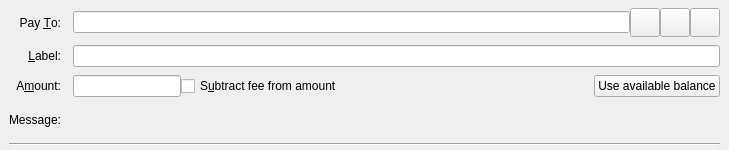
Bitcoin-ABC/bitcoin-abc, file src/qt/forms/sendcoinsentry.ui: the form before one commit.
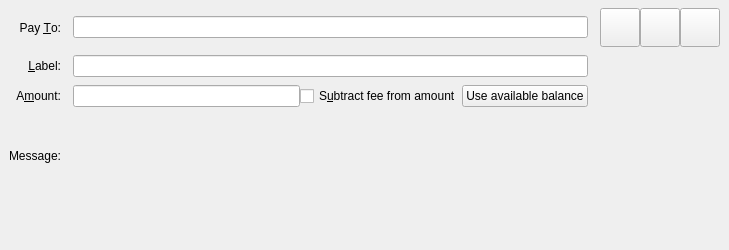
The form after the commit. Icons and pictures are not drawn. Custom widgets are drawn as their Qt base class.

Patch:
```diff
--- a/src/qt/forms/sendcoinsentry.ui
+++ b/src/qt/forms/sendcoinsentry.ui
@@ -7,7 +7,7 @@
     <x>0</x>
     <y>0</y>
     <width>729</width>
-    <height>150</height>
+    <height>250</height>
    </rect>
   </property>
   <property name="focusPolicy">
@@ -50,17 +50,17 @@
      </widget>
     </item>
     <item row="0" column="1">
-     <layout class="QHBoxLayout" name="payToLayout">
+       <widget class="QValidatedLineEdit" name="payTo">
+        <property name="toolTip">
+         <string>The DeVault address to send the payment to</string>
+        </property>
+       </widget>
+      </item>
+    <item row="0" column="2">
+      <layout class="QHBoxLayout" name="payToLayout">
       <property name="spacing">
        <number>0</number>
       </property>
-      <item>
-       <widget class="QValidatedLineEdit" name="payTo">
-        <property name="toolTip">
-         <string>The Bitcoin address to send the payment to</string>
-        </property>
-       </widget>
-      </item>
       <item>
        <widget class="QToolButton" name="addressBookButton">
         <property name="toolTip">
@@ -75,8 +75,8 @@
         </property>
         <property name="iconSize">
          <size>
-          <width>22</width>
-          <height>22</height>
+          <width>32</width>
+          <height>32</height>
          </size>
         </property>
         <property name="shortcut">
@@ -98,8 +98,8 @@
         </property>
         <property name="iconSize">
          <size>
-          <width>22</width>
-          <height>22</height>
+          <width>32</width>
+          <height>32</height>
          </size>
         </property>
         <property name="shortcut">
@@ -121,8 +121,8 @@
         </property>
         <property name="iconSize">
          <size>
-          <width>22</width>
-          <height>22</height>
+          <width>32</width>
+          <height>32</height>
          </size>
         </property>
        </widget>
@@ -163,7 +163,7 @@
      </widget>
     </item>
     <item row="2" column="1">
-     <layout class="QHBoxLayout" name="horizontalLayoutAmount" stretch="0,1,0">
+     <layout class="QHBoxLayout" name="horizontalLayoutAmount" stretch="2,1">
       <item>
        <widget class="BitcoinAmountField" name="payAmount"/>
       </item>
@@ -206,13 +206,22 @@
       </property>
      </widget>
     </item>
-    <item row="4" column="0" colspan="2">
-     <widget class="Line" name="line">
-      <property name="orientation">
-       <enum>Qt::Horizontal</enum>
-      </property>
-     </widget>
-    </item>
+    <item row="4" column="0">
+      <spacer name="verticalSpacer">
+                   <property name="orientation">
+                    <enum>Qt::Vertical</enum>
+                   </property>
+                   <property name="sizeHint" stdset="0">
+                    <size>
+                     <width>1</width>
+                     <height>50</height>
+                    </size>
+                   </property>
+                   <property name="sizeType">
+        <enum>QSizePolicy::Fixed</enum>
+       </property>
+                  </spacer>
+      </item>
    </layout>
   </widget>
   <widget class="QFrame" name="SendCoins_UnauthenticatedPaymentRequest">
```
Left out of the diff: 1 changed line with no effect on the pictures.
